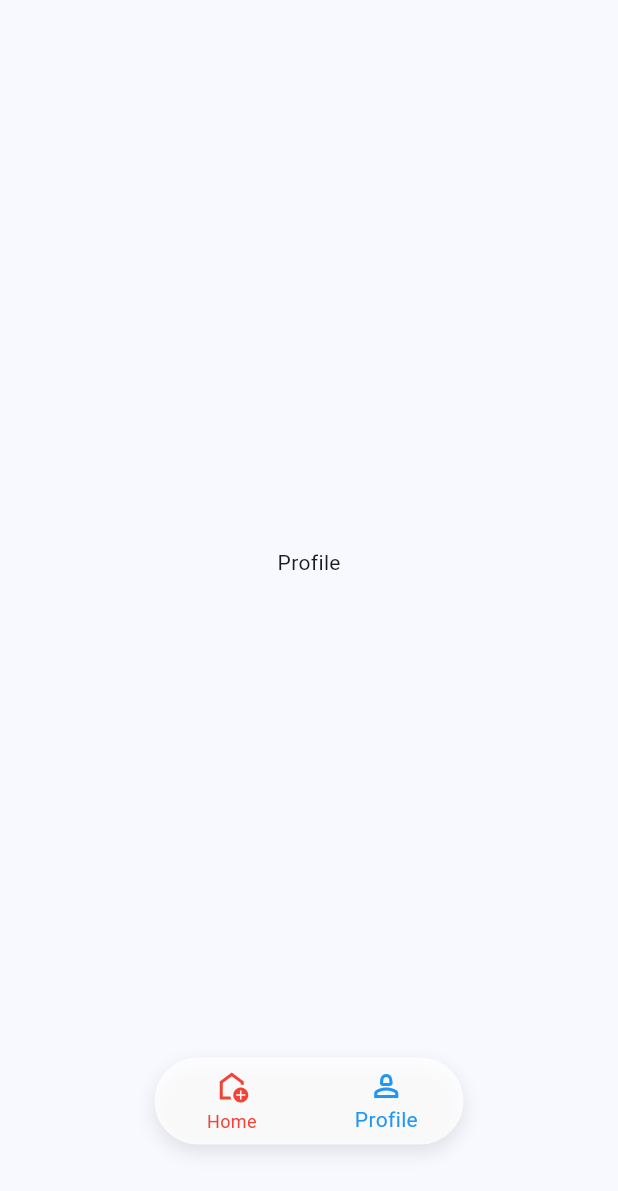
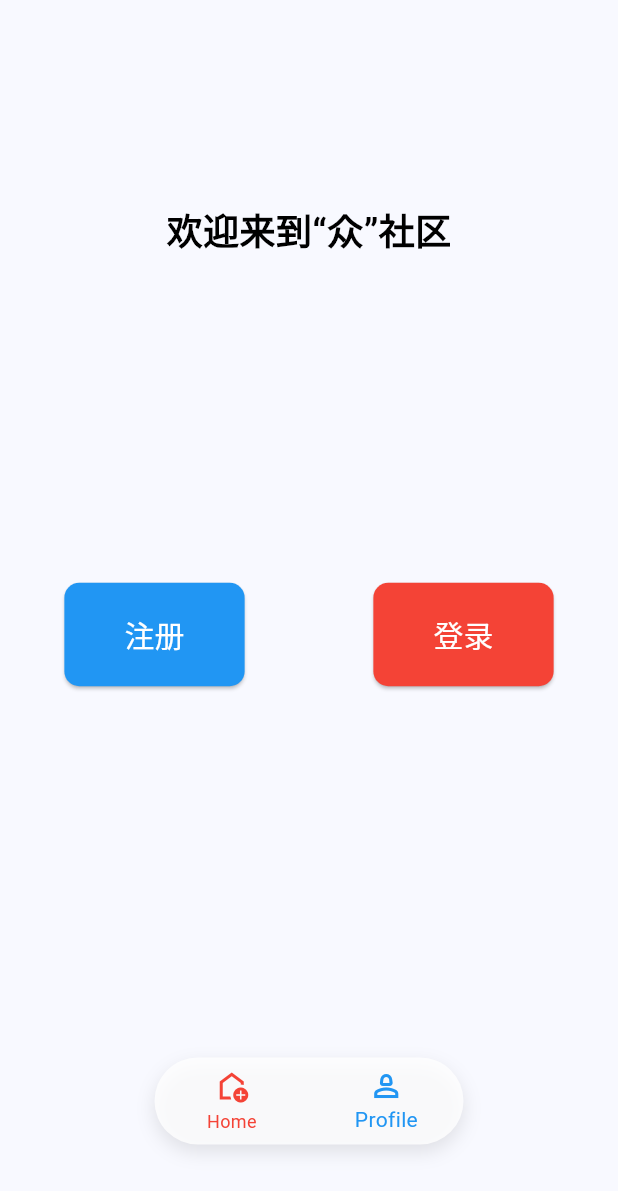
Before and after one commit to ElonWeng/paopaoAccounting, a Flutter app: the screen it shows after launch, item 2 of the bottom bar chosen, on a phone screen of 412 x 824 dp. Shown: the top 1191 px of the screen. Run offline on Flutter 3.47's test engine with Material 3 defaults, Android fonts, the phone set to English and light mode, and no system bars; our stand-ins replace dio, shared_preferences, video_player.

Commit message:
add MePage

```diff
--- a/lib/ui/MainPage.dart
+++ b/lib/ui/MainPage.dart
@@ -1,6 +1,7 @@
 import 'package:flutter/material.dart';
 import 'package:paopao_accounting/base/config/routes.dart';
 import 'package:paopao_accounting/ui/main/home/HomePage.dart';
+import 'package:paopao_accounting/ui/me/MePage.dart';
 
 import '../base/config/navigator_key.dart';
 import '../base/util/localization_service.dart';
@@ -19,7 +20,7 @@ class _MainPageState extends State<MainPage> {
   int _selectedIndex = 0;
   static const List<Widget> _widgetOptions = <Widget>[
     HomePage(),
-    Center(child: Text('Profile')),
+    MePage(),
   ];
 
   void _onItemTapped(int index) {
--- /dev/null
+++ b/lib/ui/me/MePage.dart
@@ -0,0 +1,83 @@
+import 'package:flutter/material.dart';
+import 'package:flutter/services.dart';
+
+class MePage extends StatelessWidget {
+  const MePage({Key? key}) : super(key: key);
+
+  @override
+  Widget build(BuildContext context) {
+    SystemChrome.setSystemUIOverlayStyle(
+      const SystemUiOverlayStyle(
+        statusBarColor: Colors.transparent,
+        statusBarIconBrightness: Brightness.light,
+      ),
+    );
+
+    return Scaffold(
+      extendBodyBehindAppBar: true,
+      body: Stack(
+        children: [
+          Column(
+            mainAxisAlignment: MainAxisAlignment.center,
+            children: [
+              const SizedBox(height: 80),
+              const Text(
+                "欢迎来到“众”社区",
+                style: TextStyle(
+                  fontSize: 24,
+                  fontWeight: FontWeight.bold,
+                  color: Colors.black,
+                ),
+              ),
+              const Spacer(),
+              Row(
+                mainAxisAlignment: MainAxisAlignment.spaceAround,
+                children: [
+                  ElevatedButton(
+                    style: ElevatedButton.styleFrom(
+                      padding: const EdgeInsets.symmetric(horizontal: 40, vertical: 20),
+                      backgroundColor: Colors.blue,
+                      shape: RoundedRectangleBorder(
+                        borderRadius: BorderRadius.circular(10),
+                      ),
+                    ),
+                    onPressed: () {
+                      ScaffoldMessenger.of(context).showSnackBar(
+                        const SnackBar(content: Text("注册按钮点击")),
+                      );
+                    },
+                    child: const Text(
+                      "注册",
+                      style: TextStyle(fontSize: 20, color: Colors.white),
+                    ),
+                  ),
+                  ElevatedButton(
+                    style: ElevatedButton.styleFrom(
+                      padding: const EdgeInsets.symmetric(horizontal: 40, vertical: 20),
+                      backgroundColor: Colors.red,
+                      shape: RoundedRectangleBorder(
+                        borderRadius: BorderRadius.circular(10),
+                      ),
+                    ),
+                    onPressed: () {
+                      // 登录逻辑
+                      ScaffoldMessenger.of(context).showSnackBar(
+                        const SnackBar(content: Text("登录按钮点击")),
+                      );
+                    },
+                    child: const Text(
+                      "登录",
+                      style: TextStyle(fontSize: 20, color: Colors.white),
+                    ),
+                  ),
+                ],
+              ),
+              const Spacer(),
+              const SizedBox(height: 20),
+            ],
+          ),
+        ],
+      ),
+    );
+  }
+}
```
